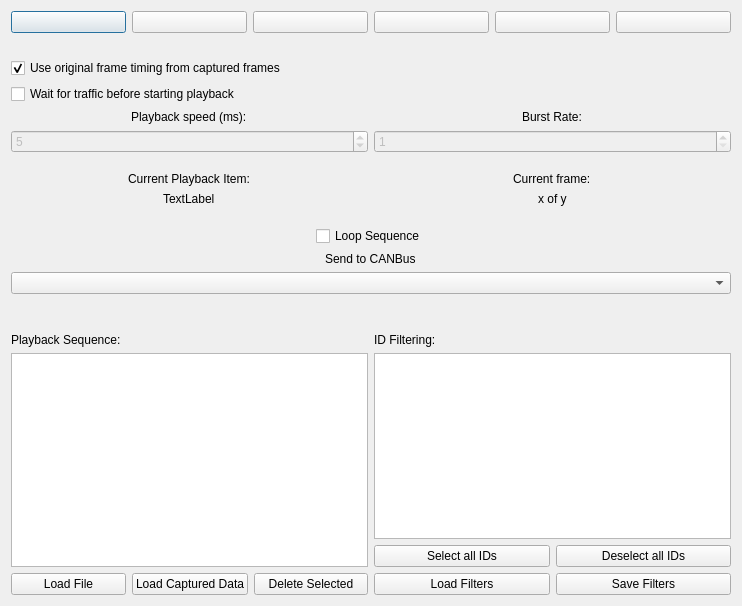
Old version of the form ui/frameplaybackwindow.ui in the repository fasttube/SavvyCAN.
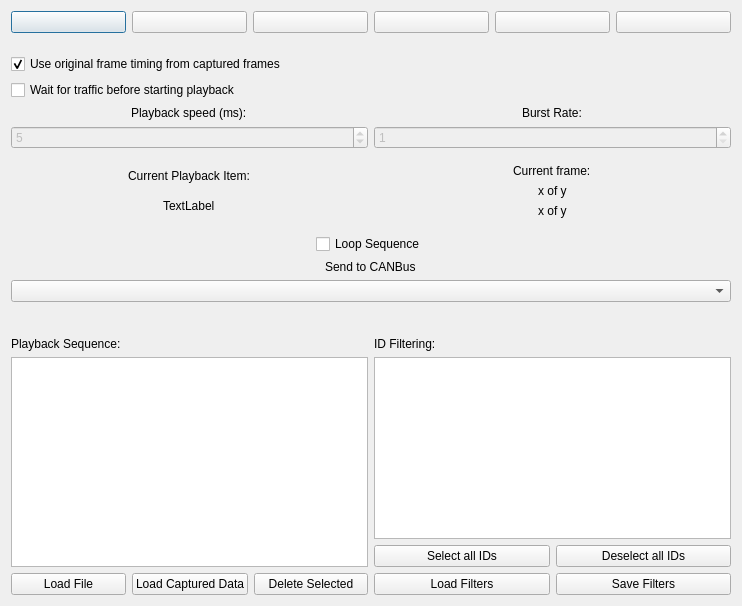
New version of the form. Icons and pictures are not drawn.

Commit message: implement seeking in playback window and add playback line in graphing view

```diff
--- a/ui/frameplaybackwindow.ui
+++ b/ui/frameplaybackwindow.ui
@@ -227,6 +227,13 @@
          </property>
         </widget>
        </item>
+       <item alignment="Qt::AlignHCenter">
+        <widget class="QLabel" name="timePosition">
+         <property name="text">
+          <string>x of y</string>
+         </property>
+        </widget>
+       </item>
       </layout>
      </item>
     </layout>
```
The commit also changes 7 other files.
